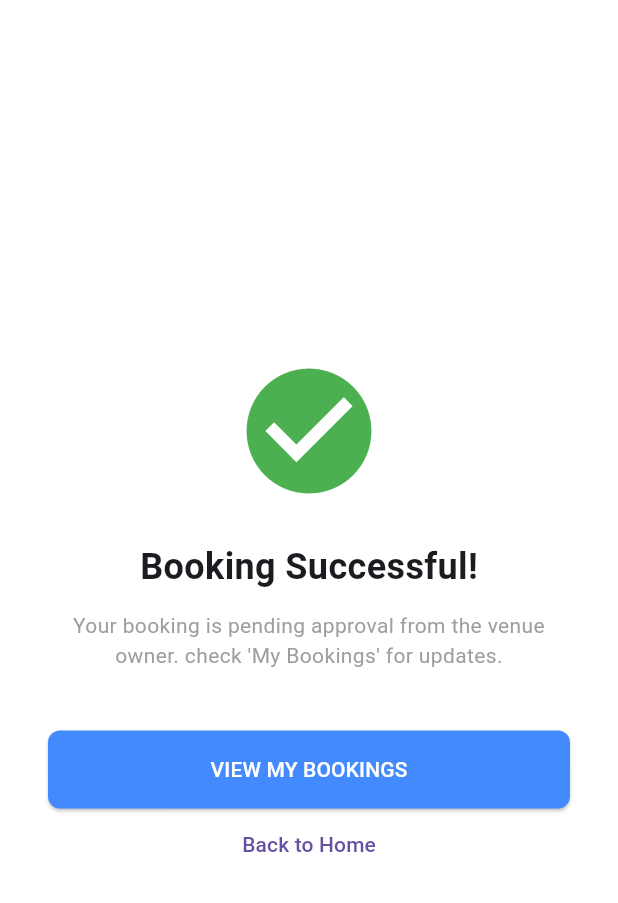
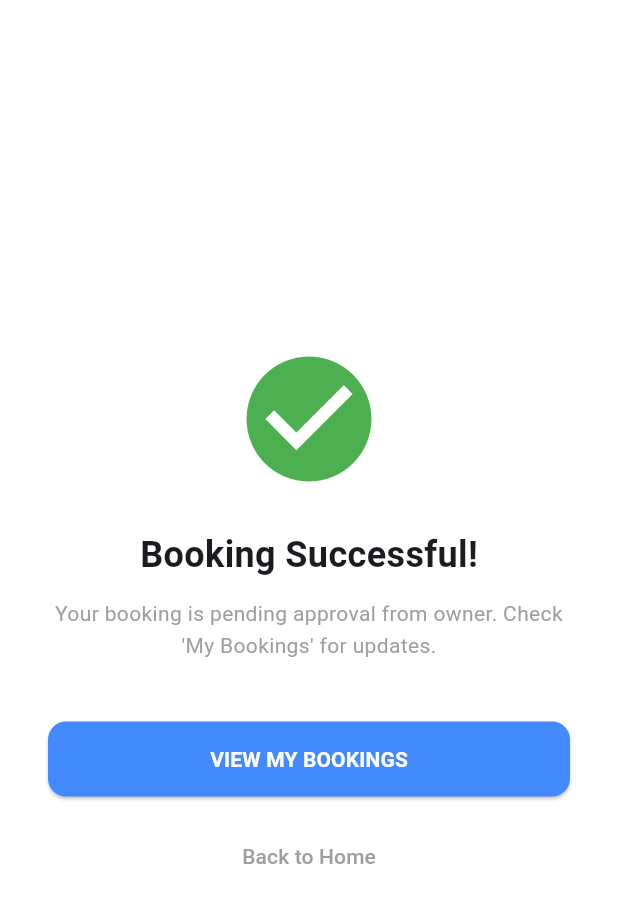
Before and after one commit to AmirKma112/court_time, a Flutter app: the BookingSummaryScreen screen opened directly with empty values, after a tap on "CONFIRM BOOKING", on a phone screen of 412 x 824 dp. Shown: the top 903 px of the screen. Run offline on Flutter 3.47's test engine with Material 3 defaults, Android fonts, the phone set to English and light mode, and no system bars; our stand-ins replace cloud_firestore, firebase_auth, firebase_core, firebase_storage, image_picker; accounts and stored records are empty; network calls fail.

Commit message:
update booking summary and booking sucess

```diff
--- a/lib/screens/player/booking/booking_success.dart
+++ b/lib/screens/player/booking/booking_success.dart
@@ -0,0 +1,77 @@
+import 'package:flutter/material.dart';
+import '../profile/my_bookings_screen.dart';
+
+class BookingSuccessScreen extends StatelessWidget {
+  const BookingSuccessScreen({super.key});
+
+  @override
+  Widget build(BuildContext context) {
+    return Scaffold(
+      backgroundColor: Colors.white,
+      body: Center(
+        child: Padding(
+          padding: const EdgeInsets.all(32.0),
+          child: Column(
+            mainAxisAlignment: MainAxisAlignment.center,
+            children: [
+              // Animated Scale or just a large Icon
+              TweenAnimationBuilder(
+                duration: const Duration(milliseconds: 600),
+                tween: Tween<double>(begin: 0, end: 1),
+                curve: Curves.elasticOut,
+                builder: (context, value, child) {
+                  return Transform.scale(
+                    scale: value,
+                    child: const Icon(Icons.check_circle, size: 100, color: Colors.green),
+                  );
+                },
+              ),
+              const SizedBox(height: 24),
+              const Text(
+                "Booking Successful!",
+                style: TextStyle(fontSize: 24, fontWeight: FontWeight.bold),
+              ),
+              const SizedBox(height: 12),
+              const Text(
+                "Your booking is pending approval from owner. Check 'My Bookings' for updates.",
+                textAlign: TextAlign.center,
+                style: TextStyle(color: Colors.grey, height: 1.5),
+              ),
+              const SizedBox(height: 40),
+
+              // Button: Go to My Bookings
+              SizedBox(
+                width: double.infinity,
+                height: 50,
+                child: ElevatedButton(
+                  style: ElevatedButton.styleFrom(
+                    backgroundColor: Colors.blueAccent,
+                    shape: RoundedRectangleBorder(borderRadius: BorderRadius.circular(12)),
+                  ),
+                  onPressed: () {
+                    // Navigate to My Bookings and remove previous booking screens
+                    Navigator.pushAndRemoveUntil(
+                      context,
+                      MaterialPageRoute(builder: (context) => const MyBookingsScreen()),
+                      (route) => route.isFirst, // Keep only the dashboard/main wrapper
+                    );
+                  },
+                  child: const Text("VIEW MY BOOKINGS", style: TextStyle(color: Colors.white, fontWeight: FontWeight.bold)),
+                ),
+              ),
+
+              const SizedBox(height: 16),
+
+              TextButton(
+                onPressed: () {
+                   Navigator.popUntil(context, (route) => route.isFirst);
+                },
+                child: const Text("Back to Home", style: TextStyle(color: Colors.grey))
+              )
+            ],
+          ),
+        ),
+      ),
+    );
+  }
+}
--- a/lib/screens/player/booking/booking_summary.dart
+++ b/lib/screens/player/booking/booking_summary.dart
@@ -1,10 +1,10 @@
 import 'package:flutter/material.dart';
 import 'package:intl/intl.dart';
-import 'package:court_time/models/court_model.dart';
-import 'package:court_time/models/booking_model.dart';
-import 'package:court_time/services/auth_service.dart';
-import 'package:court_time/services/database_service.dart';
-import 'package:court_time/screens/player/profile/my_bookings_screen.dart';
+import '../../../models/court_model.dart';
+import '../../../models/booking_model.dart';
+import '../../../services/auth_service.dart';
+import '../../../services/database_service.dart';
+import 'booking_success.dart'; // Import the new file here
 
 class BookingSummaryScreen extends StatefulWidget {
   final CourtModel court;
@@ -42,13 +42,13 @@ class _BookingSummaryScreenState extends State<BookingSummaryScreen> {
       id: '', // Firestore will generate this
       courtId: widget.court.id,
       courtName: widget.court.name,
-      ownerId: widget.court.ownerId, // 🔒 Vital for Owner visibility
+      ownerId: widget.court.ownerId,
       userId: user.uid,
-      userName: user.displayName ?? "Player", // Or fetch from profile
+      userName: user.displayName ?? "Player",
       bookingDate: widget.date,
       timeSlot: widget.timeSlot,
-      totalPrice: widget.court.pricePerHour, // Assuming 1 hour for now
-      status: 'Pending', // Default status
+      totalPrice: widget.court.pricePerHour,
+      status: 'Pending',
       createdAt: DateTime.now(),
     );
 
@@ -74,35 +74,59 @@ class _BookingSummaryScreenState extends State<BookingSummaryScreen> {
 
   @override
   Widget build(BuildContext context) {
-    // Format Date for display (e.g., "Monday, 25 Oct 2025")
+    // Format Date for display
     final dateString = DateFormat('EEEE, d MMM y').format(widget.date);
 
     return Scaffold(
+      backgroundColor: const Color(0xFFF5F7FA),
       appBar: AppBar(
         title: const Text("Confirm Booking"),
         backgroundColor: Colors.blueAccent,
+        elevation: 0,
+        centerTitle: true,
+        shape: const RoundedRectangleBorder(
+          borderRadius: BorderRadius.vertical(
+            bottom: Radius.circular(30.0),
+          ),
+        ),
       ),
       body: SingleChildScrollView(
-        padding: const EdgeInsets.all(16.0),
+        padding: const EdgeInsets.all(20.0),
         child: Column(
           crossAxisAlignment: CrossAxisAlignment.start,
           children: [
             // 1. Court Details Card
-            Card(
-              elevation: 2,
-              shape: RoundedRectangleBorder(borderRadius: BorderRadius.circular(12)),
-              child: ListTile(
-                contentPadding: const EdgeInsets.all(12),
-                leading: ClipRRect(
-                  borderRadius: BorderRadius.circular(8),
+            Container(
+              padding: const EdgeInsets.all(16),
+              decoration: BoxDecoration(
+                color: Colors.white,
+                borderRadius: BorderRadius.circular(16),
+                boxShadow: [
+                  BoxShadow(color: Colors.black.withOpacity(0.05), blurRadius: 10, offset: const Offset(0, 4))
+                ],
+              ),
+              child: Row(
+                children: [
+                  ClipRRect(
+                    borderRadius: BorderRadius.circular(12),
                     child: Image.network(
                       widget.court.imageUrl,
-                    width: 60, height: 60, fit: BoxFit.cover,
-                    errorBuilder: (c,e,s) => Container(color: Colors.grey, width: 60),
+                      width: 70, height: 70, fit: BoxFit.cover,
+                      errorBuilder: (c,e,s) => Container(color: Colors.grey[200], width: 70),
                     ),
                   ),
-                title: Text(widget.court.name, style: const TextStyle(fontWeight: FontWeight.bold)),
-                subtitle: Text(widget.court.location),
+                  const SizedBox(width: 16),
+                  Expanded(
+                    child: Column(
+                      crossAxisAlignment: CrossAxisAlignment.start,
+                      children: [
+                        Text(widget.court.name, style: const TextStyle(fontWeight: FontWeight.bold, fontSize: 16)),
+                        const SizedBox(height: 4),
+                        Text(widget.court.location, style: TextStyle(color: Colors.grey[600], fontSize: 13)),
+                      ],
+                    ),
+                  ),
+                ],
               ),
             ),
             const SizedBox(height: 24),
@@ -111,38 +135,60 @@ class _BookingSummaryScreenState extends State<BookingSummaryScreen> {
             const Text("Booking Details", style: TextStyle(fontSize: 18, fontWeight: FontWeight.bold)),
             const SizedBox(height: 12),
 
+            Container(
+              padding: const EdgeInsets.all(20),
+              decoration: BoxDecoration(
+                color: Colors.white,
+                borderRadius: BorderRadius.circular(16),
+              ),
+              child: Column(
+                children: [
                    _buildDetailRow(Icons.calendar_today, "Date", dateString),
+                   const Divider(height: 20),
                    _buildDetailRow(Icons.access_time, "Time", widget.timeSlot),
+                   const Divider(height: 20),
                    _buildDetailRow(Icons.sports_tennis, "Sport", widget.court.type),
+                ],
+              ),
+            ),
 
-            const Divider(height: 30),
+            const SizedBox(height: 24),
 
             // 3. Price Calculation
-            Row(
+            Container(
+              padding: const EdgeInsets.all(20),
+              decoration: BoxDecoration(
+                color: Colors.blueAccent.withOpacity(0.1),
+                borderRadius: BorderRadius.circular(16),
+                border: Border.all(color: Colors.blueAccent.withOpacity(0.3))
+              ),
+              child: Row(
                 mainAxisAlignment: MainAxisAlignment.spaceBetween,
                 children: [
-                const Text("Total Price", style: TextStyle(fontSize: 18, fontWeight: FontWeight.bold)),
+                  const Text("Total Price", style: TextStyle(fontSize: 16, fontWeight: FontWeight.bold, color: Colors.black87)),
                   Text(
                     "RM ${widget.court.pricePerHour.toStringAsFixed(2)}",
-                  style: const TextStyle(fontSize: 24, fontWeight: FontWeight.bold, color: Colors.blueAccent),
+                    style: const TextStyle(fontSize: 22, fontWeight: FontWeight.w800, color: Colors.blueAccent),
                   ),
                 ],
+              ),
             ),
             const SizedBox(height: 40),
 
             // 4. Confirm Button
             SizedBox(
               width: double.infinity,
-              height: 50,
+              height: 55,
               child: ElevatedButton(
                 onPressed: _isLoading ? null : _confirmBooking,
                 style: ElevatedButton.styleFrom(
-                  backgroundColor: Colors.green,
-                  shape: RoundedRectangleBorder(borderRadius: BorderRadius.circular(10)),
+                  backgroundColor: Colors.blueAccent,
+                  elevation: 5,
+                  shadowColor: Colors.blueAccent.withOpacity(0.4),
                 ),
                 child: _isLoading
                     ? const CircularProgressIndicator(color: Colors.white)
-                    : const Text("CONFIRM BOOKING", style: TextStyle(fontSize: 16, fontWeight: FontWeight.bold)),
+                    : const Text("CONFIRM BOOKING", style: TextStyle(fontSize: 16, fontWeight: FontWeight.bold, color: Colors.white)),
               ),
             ),
           ],
@@ -152,78 +198,14 @@ class _BookingSummaryScreenState extends State<BookingSummaryScreen> {
   }
 
   Widget _buildDetailRow(IconData icon, String label, String value) {
-    return Padding(
-      padding: const EdgeInsets.symmetric(vertical: 8.0),
-      child: Row(
+    return Row(
       children: [
         Icon(icon, color: Colors.grey, size: 20),
         const SizedBox(width: 12),
-          Text(label, style: const TextStyle(color: Colors.grey, fontSize: 16)),
+        Text(label, style: const TextStyle(color: Colors.grey, fontSize: 15)),
         const Spacer(),
-          Text(value, style: const TextStyle(fontWeight: FontWeight.bold, fontSize: 16)),
+        Text(value, style: const TextStyle(fontWeight: FontWeight.bold, fontSize: 15, color: Colors.black87)),
       ],
-      ),
     );
   }
 }
-
-// ============================================================================
-// SIMPLE SUCCESS SCREEN
-// ============================================================================
-class BookingSuccessScreen extends StatelessWidget {
-  const BookingSuccessScreen({super.key});
-
-  @override
-  Widget build(BuildContext context) {
-    return Scaffold(
-      backgroundColor: Colors.white,
-      body: Center(
-        child: Padding(
-          padding: const EdgeInsets.all(32.0),
-          child: Column(
-            mainAxisAlignment: MainAxisAlignment.center,
-            children: [
-              const Icon(Icons.check_circle, size: 100, color: Colors.green),
-              const SizedBox(height: 24),
-              const Text(
-                "Booking Successful!",
-                style: TextStyle(fontSize: 24, fontWeight: FontWeight.bold),
-              ),
-              const SizedBox(height: 12),
-              const Text(
-                "Your booking is pending approval from the venue owner. check 'My Bookings' for updates.",
-                textAlign: TextAlign.center,
-                style: TextStyle(color: Colors.grey),
-              ),
-              const SizedBox(height: 40),
-
-              // Button: Go to My Bookings
-              SizedBox(
-                width: double.infinity,
-                child: ElevatedButton(
-                  style: ElevatedButton.styleFrom(padding: const EdgeInsets.all(16)),
-                  onPressed: () {
-                    // Navigate to My Bookings and remove all previous booking screens from stack
-                    Navigator.pushAndRemoveUntil(
-                      context,
-                      MaterialPageRoute(builder: (context) => const MyBookingsScreen()),
-                      (route) => route.isFirst, // Keep only the dashboard/main wrapper
-                    );
-                  },
-                  child: const Text("VIEW MY BOOKINGS"),
-                ),
-              ),
-
-              TextButton(
-                onPressed: () {
-                   Navigator.popUntil(context, (route) => route.isFirst);
-                },
-                child: const Text("Back to Home")
-              )
-            ],
-          ),
-        ),
-      ),
-    );
-  }
-}
```
Lines whose indentation alone changed are shown as unchanged.
